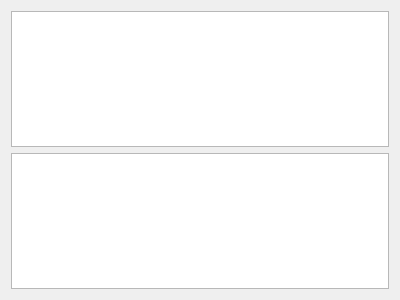
hluedemann/GuiML, file designer/DataTable.ui: the form before one commit.
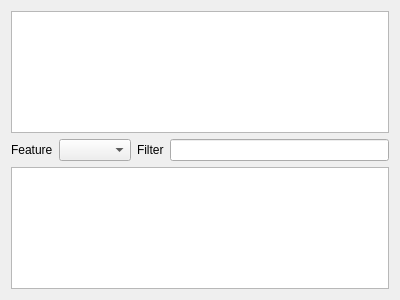
The form after the commit.

Commit message: added sort and filter for DataTable

```diff
--- a/designer/DataTable.ui
+++ b/designer/DataTable.ui
@@ -17,6 +17,30 @@
    <item>
     <widget class="QTableView" name="tableData"/>
    </item>
+   <item>
+    <layout class="QHBoxLayout" name="horizontalLayout">
+     <item>
+      <widget class="QLabel" name="Feature">
+       <property name="text">
+        <string>Feature</string>
+       </property>
+      </widget>
+     </item>
+     <item>
+      <widget class="QComboBox" name="comboBoxFeature"/>
+     </item>
+     <item>
+      <widget class="QLabel" name="labelFilter">
+       <property name="text">
+        <string>Filter</string>
+       </property>
+      </widget>
+     </item>
+     <item>
+      <widget class="QLineEdit" name="lineEditFilter"/>
+     </item>
+    </layout>
+   </item>
    <item>
     <widget class="QTableView" name="tableDataDescription"/>
    </item>
```
The commit also changes 5 other files.
